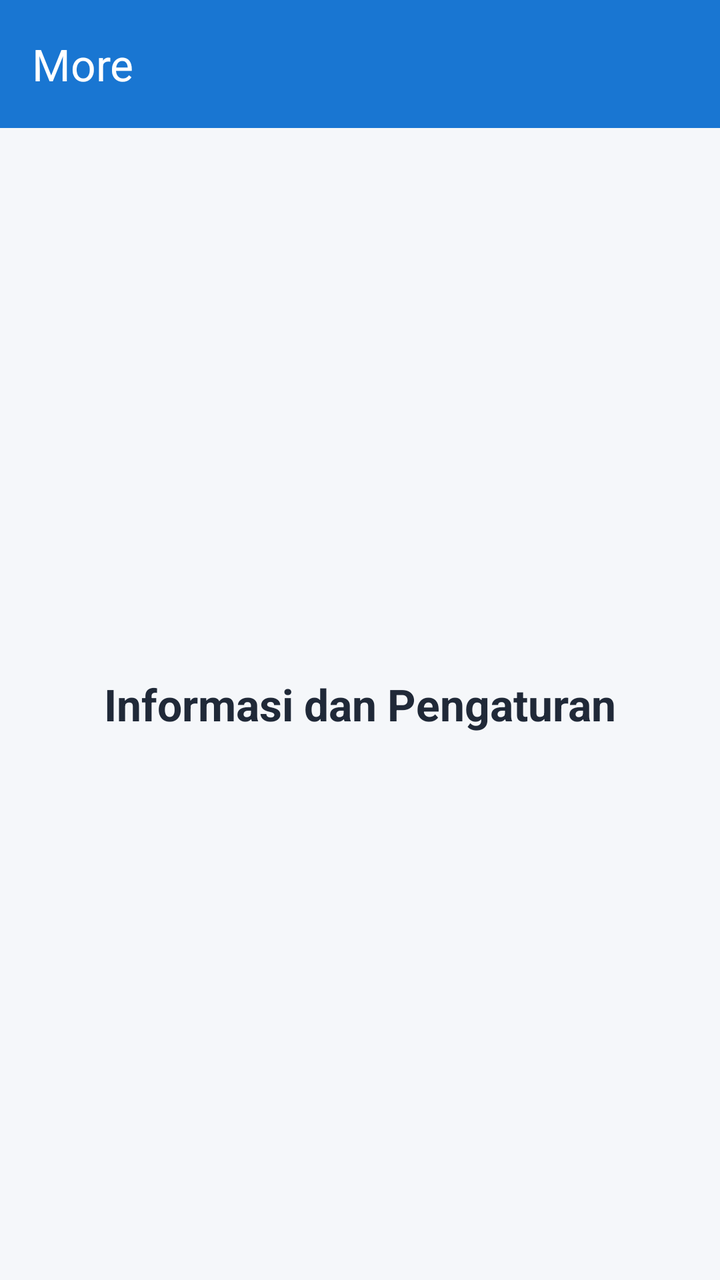
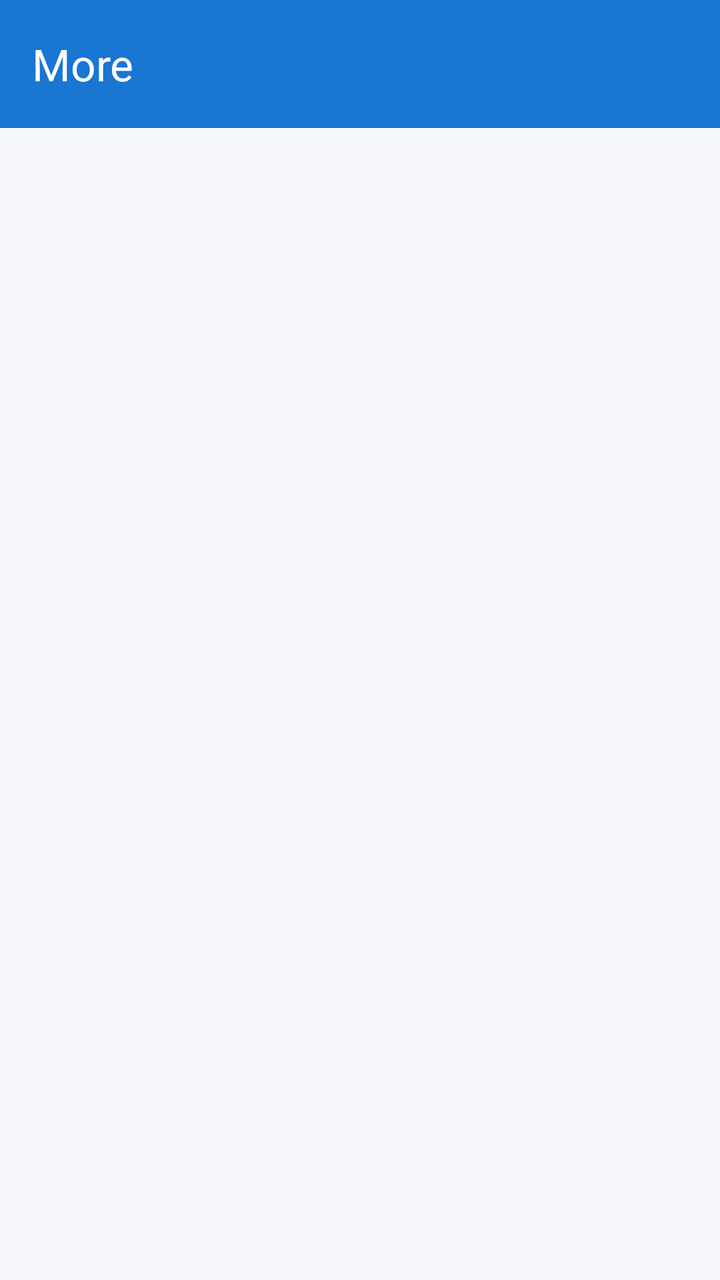

An Android layout rendered at two revisions. The XML below is the earlier revision; the diff shows what the commit changed to produce the second picture.
<!-- AndroidManifest.xml: application theme Theme.Gebi_3TIE_Mobile -->
<!-- res/layout/fragment_more.xml -->
<?xml version="1.0" encoding="utf-8"?>
<androidx.constraintlayout.widget.ConstraintLayout
    xmlns:android="http://schemas.android.com/apk/res/android"
    xmlns:app="http://schemas.android.com/apk/res-auto"
    android:layout_width="match_parent"
    android:layout_height="match_parent"
    android:background="#F5F7FA">

    <androidx.appcompat.widget.Toolbar
        android:id="@+id/toolbar"
        android:layout_width="0dp"
        android:layout_height="?attr/actionBarSize"
        android:background="#1976D2"
        app:title="More"
        app:titleTextColor="@android:color/white"
        app:layout_constraintTop_toTopOf="parent"
        app:layout_constraintStart_toStartOf="parent"
        app:layout_constraintEnd_toEndOf="parent" />

    <TextView
        android:layout_width="wrap_content"
        android:layout_height="wrap_content"
        android:text="Informasi dan Pengaturan"
        android:textColor="#202938"
        android:textSize="22sp"
        android:textStyle="bold"
        app:layout_constraintTop_toBottomOf="@id/toolbar"
        app:layout_constraintBottom_toBottomOf="parent"
        app:layout_constraintStart_toStartOf="parent"
        app:layout_constraintEnd_toEndOf="parent" />

</androidx.constraintlayout.widget.ConstraintLayout>
<!-- resources referenced by this layout -->
<resources>
  <style name="Theme.Gebi_3TIE_Mobile" parent="Base.Theme.Gebi_3TIE_Mobile" />
  <style name="Base.Theme.Gebi_3TIE_Mobile" parent="Theme.Material3.DayNight.NoActionBar">
          
          
      </style>
</resources>

<!-- the commit's change to res/layout/fragment_more.xml (unified diff, before → after) -->
@@ -1,32 +1,35 @@
 <?xml version="1.0" encoding="utf-8"?>
-<androidx.constraintlayout.widget.ConstraintLayout
+<androidx.coordinatorlayout.widget.CoordinatorLayout
     xmlns:android="http://schemas.android.com/apk/res/android"
     xmlns:app="http://schemas.android.com/apk/res-auto"
     android:layout_width="match_parent"
     android:layout_height="match_parent"
     android:background="#F5F7FA">
 
-    <androidx.appcompat.widget.Toolbar
-        android:id="@+id/toolbar"
-        android:layout_width="0dp"
-        android:layout_height="?attr/actionBarSize"
-        android:background="#1976D2"
-        app:title="More"
-        app:titleTextColor="@android:color/white"
-        app:layout_constraintTop_toTopOf="parent"
-        app:layout_constraintStart_toStartOf="parent"
-        app:layout_constraintEnd_toEndOf="parent" />
+    <com.google.android.material.appbar.AppBarLayout
+        android:id="@+id/appBarLayout"
+        android:layout_width="match_parent"
+        android:layout_height="wrap_content"
+        android:theme="@style/ThemeOverlay.AppCompat.Dark.ActionBar">
 
-    <TextView
-        android:layout_width="wrap_content"
-        android:layout_height="wrap_content"
-        android:text="Informasi dan Pengaturan"
-        android:textColor="#202938"
-        android:textSize="22sp"
-        android:textStyle="bold"
-        app:layout_constraintTop_toBottomOf="@id/toolbar"
-        app:layout_constraintBottom_toBottomOf="parent"
-        app:layout_constraintStart_toStartOf="parent"
-        app:layout_constraintEnd_toEndOf="parent" />
+        <androidx.appcompat.widget.Toolbar
+            android:id="@+id/toolbar"
+            android:layout_width="match_parent"
+            android:layout_height="?attr/actionBarSize"
+            android:background="#1976D2"
+            app:title="More"
+            app:titleTextColor="@android:color/white"
+            app:layout_scrollFlags="scroll|enterAlways" />
 
-</androidx.constraintlayout.widget.ConstraintLayout>
+    </com.google.android.material.appbar.AppBarLayout>
+
+    <ListView
+        android:id="@+id/listViewItems"
+        android:layout_width="match_parent"
+        android:layout_height="match_parent"
+        android:divider="#DCE1E8"
+        android:dividerHeight="1dp"
+        android:padding="12dp"
+        app:layout_behavior="@string/appbar_scrolling_view_behavior" />
+
+</androidx.coordinatorlayout.widget.CoordinatorLayout>
